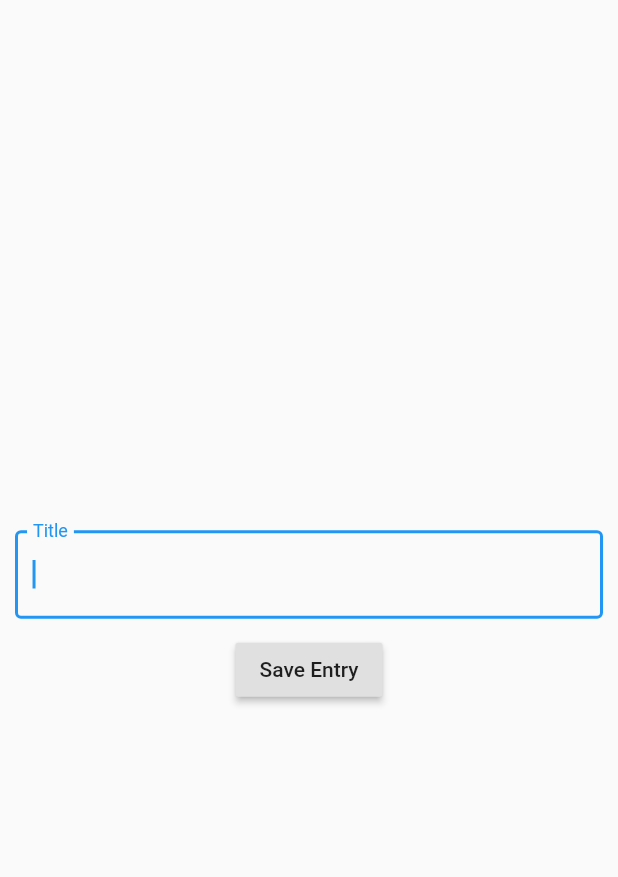
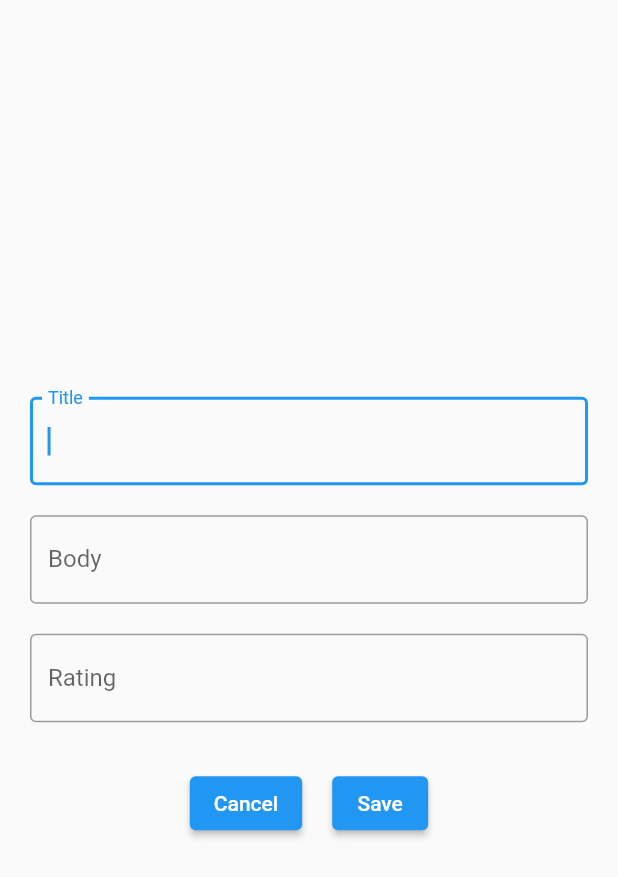
Before and after one commit to RevelsXIX/journal_test, a Flutter app: the JournalEntryForm widget shown alone on an empty page, opened directly, on a phone screen of 412 x 824 dp. Shown: the top 877 px of the screen. Run offline on Flutter 3.47's test engine with Material 2 defaults, Android fonts, the phone set to English and light mode, and no system bars; our stand-ins replace shared_preferences; accounts and stored records are empty.

Commit message:
Ninth Commit

```diff
--- a/lib/app.dart
+++ b/lib/app.dart
@@ -6,13 +6,7 @@ import 'screens/journal_entries.dart';
 
 class App extends StatefulWidget {
 
-  static final routes = {
-    WelcomeScreen.routeName: (context) => WelcomeScreen(),
-    NewEntry.routeName: (context) => NewEntry(),
-    JournalEntries.routeName: (context) => JournalEntries()
 
-
-  };
 
 
 final SharedPreferences preferences;
@@ -40,10 +34,14 @@ class _AppState extends State<App> {
   @override
   Widget build(BuildContext context) {
 
-    // static final routes = {
-    //   NewEntry.routeName: (context) => NewEntry();
-    //
-    // };
+    final routes = {
+      WelcomeScreen.routeName: (context) =>
+          WelcomeScreen(darkMode: darkMode, toggleTheme: toggleTheme),
+      NewEntry.routeName: (context) =>
+          NewEntry(darkMode: darkMode, toggleTheme: toggleTheme),
+      JournalEntries.routeName: (context) =>
+          JournalEntries(darkMode: darkMode, toggleTheme: toggleTheme)
+    };
 
 
     return MaterialApp(
@@ -52,7 +50,8 @@ class _AppState extends State<App> {
         // themeMode: ThemeMode.system,
         theme: darkMode ? ThemeData.dark() : ThemeData.light(),
         // darkTheme: MyThemes.darkTheme,
-        home: WelcomeScreen(darkMode: darkMode, toggleTheme: toggleTheme)
+        // home: WelcomeScreen(darkMode: darkMode, toggleTheme: toggleTheme)
+        routes: routes,
     );
   }
 
--- a/lib/widgets/journal_entry_form.dart
+++ b/lib/widgets/journal_entry_form.dart
@@ -1,24 +1,111 @@
 import 'package:flutter/material.dart';
 
-class JournalEntryForm extends StatelessWidget {
+class JournalEntryForm extends StatefulWidget {
+
+  @override
+  State<JournalEntryForm> createState() => _JournalEntryFormState();
+}
+
+class _JournalEntryFormState extends State<JournalEntryForm> {
+  // const JournalEntryForm({Key? key}) : super(key: key);
+
+  final formKey = GlobalKey<FormState>();
+
   @override
   Widget build(BuildContext context) {
     return Padding(
       padding: const EdgeInsets.all(10),
+      child: Form(
+        key: formKey,
       child: Column(
         mainAxisAlignment: MainAxisAlignment.center,
         children: [
-          TextField(
+      Padding(padding: const EdgeInsets.all(10),
+          child: TextFormField(
             autofocus: true,
             decoration: InputDecoration(
-              labelText: 'Title', border: OutlineInputBorder()),
+              labelText: 'Title', border: OutlineInputBorder()
+            ),
+            onSaved: (value) {
+              // store value or something
+            },
+            validator: (value) {
+              if (value!.isEmpty) {
+                return 'Please enter a title';
+              } else {
+                return null;
+              }
+            },
+          )
+      ),
+          Padding(padding: const EdgeInsets.all(10),
+          child: TextFormField(
+            autofocus: true,
+            decoration: InputDecoration(
+                labelText: 'Body', border: OutlineInputBorder()
+            ),
+            onSaved: (value) {
+              // store value or something
+            },
+            validator: (value) {
+              if (value!.isEmpty) {
+                return 'Please enter a body';
+              } else {
+                return null;
+              }
+            },
+          )
           ),
+        Padding(padding: const EdgeInsets.all(10),
+          child: TextFormField(
+            autofocus: true,
+            decoration: InputDecoration(
+                labelText: 'Rating', border: OutlineInputBorder()
+            ),
+            onSaved: (value) {
+              // store value or something
+            },
+            validator: (value) {
+              if (value!.isEmpty) {
+                return 'Please enter a rating';
+              } else {
+                return null;
+              }
+            },
+          )
+        ),
           SizedBox(height: 10),
-          RaisedButton(onPressed: () {},
-              child: Text('Save Entry')
+          Row(
+              mainAxisAlignment: MainAxisAlignment.center,
+            children: [
+              Padding(padding: const EdgeInsets.all(10),
+              child: ElevatedButton(
+                  onPressed: () {
+                if (formKey.currentState!.validate()){
+                  formKey.currentState?.save();
+                  Navigator.of(context).pop();
+                }
+              },
+                  child: Text('Cancel')
+              )
+              ),
+              Padding(padding: const EdgeInsets.all(10),
+              child: ElevatedButton(
+                  onPressed: () {
+                if (formKey.currentState!.validate()){
+                  formKey.currentState?.save();
+                  Navigator.of(context).pop();
+                }
+              },
+                  child: Text('Save')
+              )
+              )
+            ],
           )
+
         ]
       ),
+     )
     );
   }
 }
```
Also changed, not shown: lib/screens/new_entry.dart (+18 -3 lines), lib/screens/welcome.dart (+8 -2 lines).
